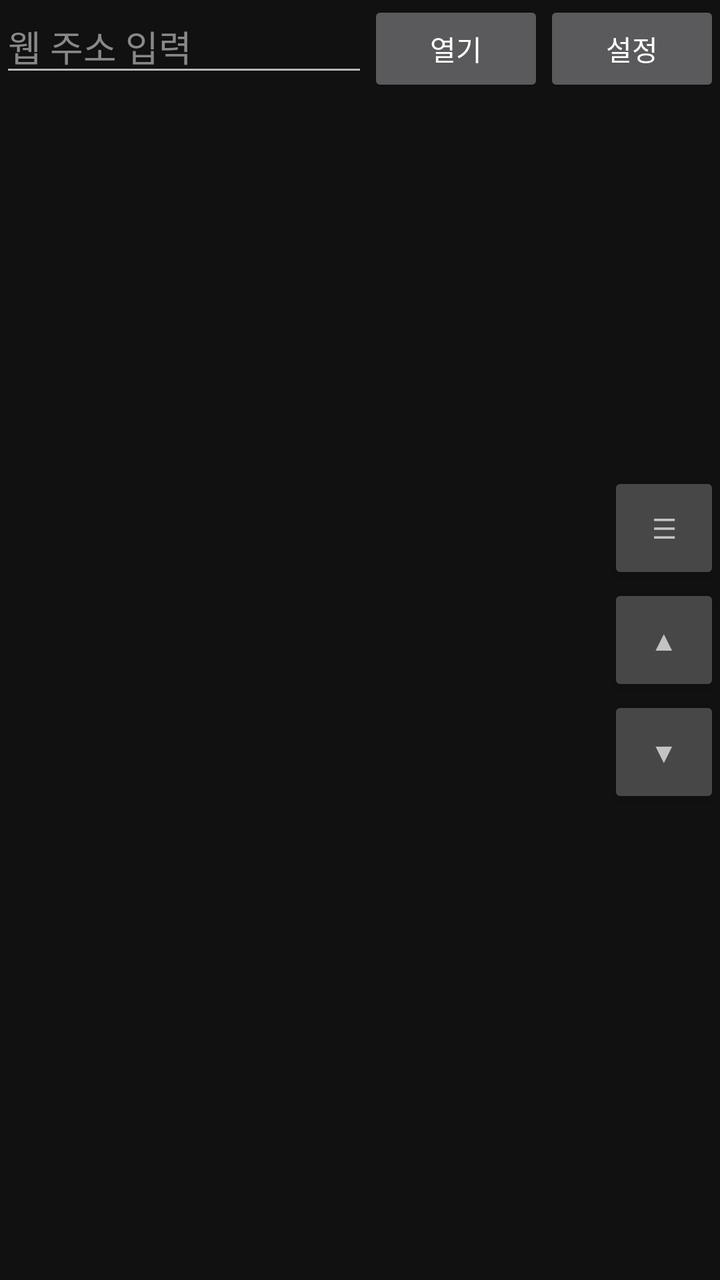
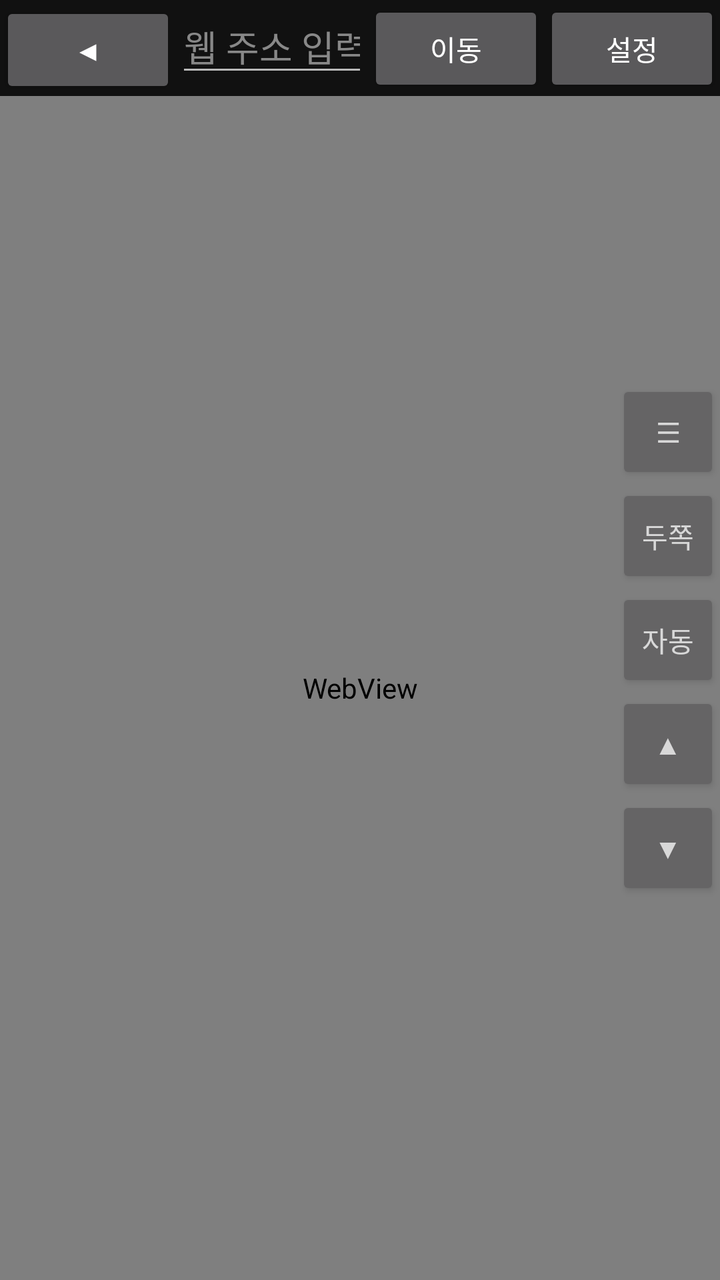

Before-and-after screenshots of an Android layout around one commit, followed by the original layout XML and the change that was made.
<!-- AndroidManifest.xml: application theme android:Theme.Material.NoActionBar -->
<!-- res/layout/activity_main.xml -->
<?xml version="1.0" encoding="utf-8"?>
<FrameLayout xmlns:android="http://schemas.android.com/apk/res/android"
    android:id="@+id/root" android:layout_width="match_parent" android:layout_height="match_parent"
    android:background="#111111">

    <LinearLayout android:layout_width="match_parent" android:layout_height="match_parent"
        android:orientation="vertical">

        <LinearLayout android:id="@+id/topBar" android:layout_width="match_parent"
            android:layout_height="wrap_content" android:orientation="horizontal">
            <EditText android:id="@+id/urlInput" android:layout_width="0dp" android:layout_weight="1"
                android:layout_height="wrap_content" android:hint="웹 주소 입력" android:inputType="textUri"
                android:imeOptions="actionGo" android:singleLine="true" android:textColor="#FFFFFF"
                android:textColorHint="#888888" />
            <Button android:id="@+id/goBtn" android:layout_width="wrap_content"
                android:layout_height="wrap_content" android:text="열기" />
            <Button android:id="@+id/settingsBtn" android:layout_width="wrap_content"
                android:layout_height="wrap_content" android:text="설정" />
        </LinearLayout>

        <TextView android:id="@+id/status" android:layout_width="match_parent"
            android:layout_height="wrap_content" android:textColor="#BBBBBB" android:padding="4dp"
            android:visibility="gone" />

        <FrameLayout android:id="@+id/mainFrame" android:layout_width="match_parent"
            android:layout_height="0dp" android:layout_weight="1">
            <androidx.recyclerview.widget.RecyclerView android:id="@+id/main"
                android:layout_width="match_parent" android:layout_height="match_parent" />
        </FrameLayout>

        <FrameLayout android:id="@+id/previewPanel" android:layout_width="match_parent"
            android:layout_height="0dp" android:background="#000000" android:clipChildren="true">
            <androidx.recyclerview.widget.RecyclerView android:id="@+id/preview"
                android:layout_width="match_parent" android:layout_height="match_parent" />
            <View android:id="@+id/previewTouch" android:layout_width="match_parent"
                android:layout_height="match_parent" android:clickable="true" />
        </FrameLayout>
    </LinearLayout>

    <LinearLayout android:layout_width="wrap_content" android:layout_height="wrap_content"
        android:layout_gravity="end|center_vertical" android:orientation="vertical" android:alpha="0.75">
        <Button android:id="@+id/menuBtn" android:layout_width="56dp" android:layout_height="56dp" android:text="☰" />
        <Button android:id="@+id/upBtn" android:layout_width="56dp" android:layout_height="56dp" android:text="▲" />
        <Button android:id="@+id/downBtn" android:layout_width="56dp" android:layout_height="56dp" android:text="▼" />
    </LinearLayout>
</FrameLayout>
<!-- resources referenced by this layout -->
<resources>

</resources>

<!-- the commit's change to res/layout/activity_main.xml (unified diff, before → after) -->
@@ -1,46 +1,32 @@
 <?xml version="1.0" encoding="utf-8"?>
 <FrameLayout xmlns:android="http://schemas.android.com/apk/res/android"
-    android:id="@+id/root" android:layout_width="match_parent" android:layout_height="match_parent"
-    android:background="#111111">
+    android:layout_width="match_parent" android:layout_height="match_parent" android:background="#111111">
 
     <LinearLayout android:layout_width="match_parent" android:layout_height="match_parent"
         android:orientation="vertical">
-
         <LinearLayout android:id="@+id/topBar" android:layout_width="match_parent"
             android:layout_height="wrap_content" android:orientation="horizontal">
+            <Button android:id="@+id/backBtn" android:layout_width="wrap_content"
+                android:layout_height="wrap_content" android:text="◀" />
             <EditText android:id="@+id/urlInput" android:layout_width="0dp" android:layout_weight="1"
                 android:layout_height="wrap_content" android:hint="웹 주소 입력" android:inputType="textUri"
                 android:imeOptions="actionGo" android:singleLine="true" android:textColor="#FFFFFF"
                 android:textColorHint="#888888" />
             <Button android:id="@+id/goBtn" android:layout_width="wrap_content"
-                android:layout_height="wrap_content" android:text="열기" />
+                android:layout_height="wrap_content" android:text="이동" />
             <Button android:id="@+id/settingsBtn" android:layout_width="wrap_content"
                 android:layout_height="wrap_content" android:text="설정" />
         </LinearLayout>
-
-        <TextView android:id="@+id/status" android:layout_width="match_parent"
-            android:layout_height="wrap_content" android:textColor="#BBBBBB" android:padding="4dp"
-            android:visibility="gone" />
-
-        <FrameLayout android:id="@+id/mainFrame" android:layout_width="match_parent"
-            android:layout_height="0dp" android:layout_weight="1">
-            <androidx.recyclerview.widget.RecyclerView android:id="@+id/main"
-                android:layout_width="match_parent" android:layout_height="match_parent" />
-        </FrameLayout>
-
-        <FrameLayout android:id="@+id/previewPanel" android:layout_width="match_parent"
-            android:layout_height="0dp" android:background="#000000" android:clipChildren="true">
-            <androidx.recyclerview.widget.RecyclerView android:id="@+id/preview"
-                android:layout_width="match_parent" android:layout_height="match_parent" />
-            <View android:id="@+id/previewTouch" android:layout_width="match_parent"
-                android:layout_height="match_parent" android:clickable="true" />
-        </FrameLayout>
+        <WebView android:id="@+id/web" android:layout_width="match_parent"
+            android:layout_height="0dp" android:layout_weight="1" />
     </LinearLayout>
 
     <LinearLayout android:layout_width="wrap_content" android:layout_height="wrap_content"
-        android:layout_gravity="end|center_vertical" android:orientation="vertical" android:alpha="0.75">
-        <Button android:id="@+id/menuBtn" android:layout_width="56dp" android:layout_height="56dp" android:text="☰" />
-        <Button android:id="@+id/upBtn" android:layout_width="56dp" android:layout_height="56dp" android:text="▲" />
-        <Button android:id="@+id/downBtn" android:layout_width="56dp" android:layout_height="56dp" android:text="▼" />
+        android:layout_gravity="end|center_vertical" android:orientation="vertical" android:alpha="0.7">
+        <Button android:id="@+id/menuBtn" android:layout_width="52dp" android:layout_height="52dp" android:text="☰" />
+        <Button android:id="@+id/twoBtn" android:layout_width="52dp" android:layout_height="52dp" android:text="두쪽" />
+        <Button android:id="@+id/autoBtn" android:layout_width="52dp" android:layout_height="52dp" android:text="자동" />
+        <Button android:id="@+id/upBtn" android:layout_width="52dp" android:layout_height="52dp" android:text="▲" />
+        <Button android:id="@+id/downBtn" android:layout_width="52dp" android:layout_height="52dp" android:text="▼" />
     </LinearLayout>
 </FrameLayout>
